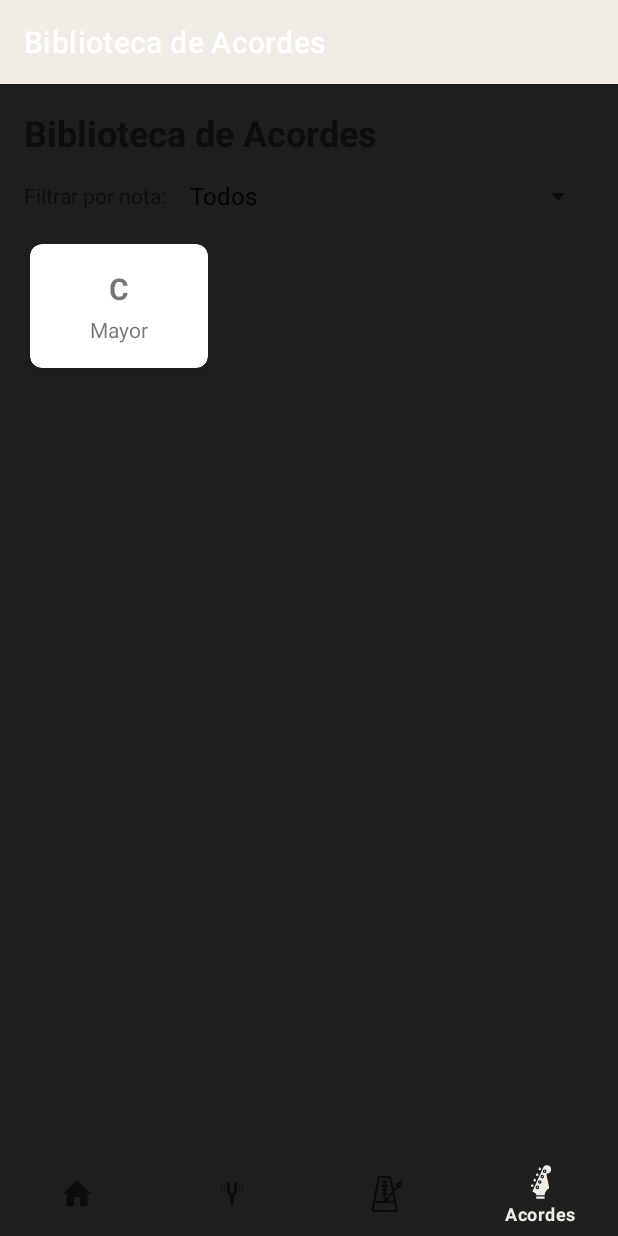
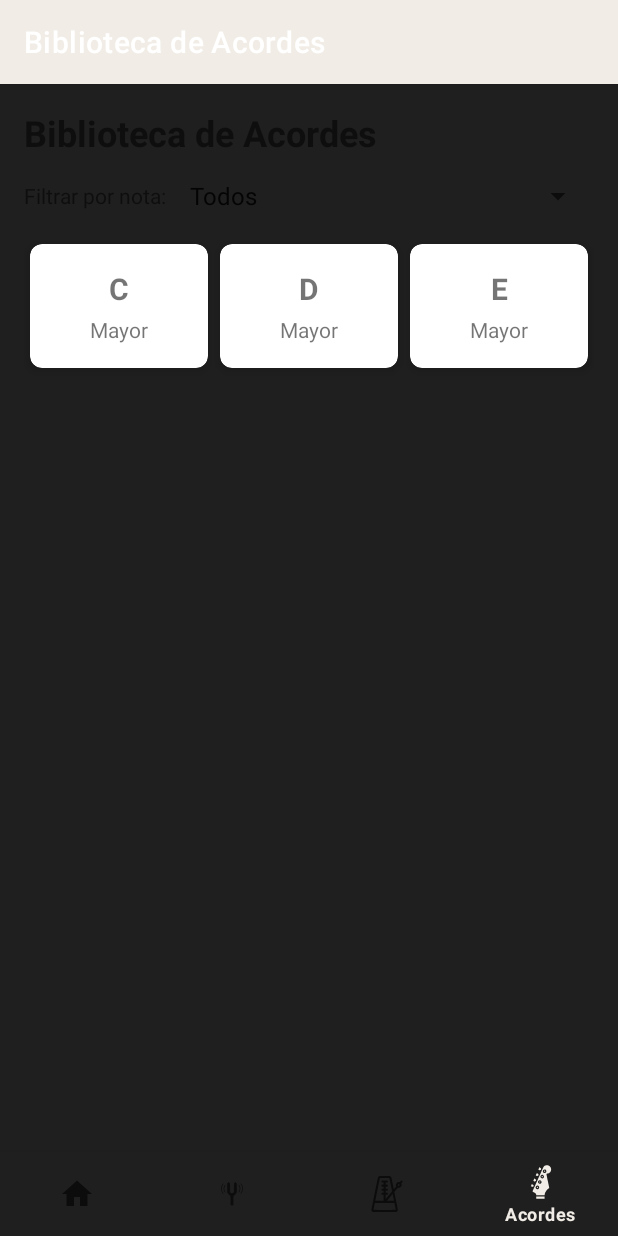
Before and after one commit to emontesadraz/MelodiqAndroid, an Android app: the ChordLibraryFragment screen opened through its navigation route, on a phone screen of 412 x 824 dp. Run offline under Robolectric (Android 15) with nearby library versions, the phone set to English and light mode, and no system bars; our stand-ins replace navigation-ui.

Commit message:
Acordes de Re y de Mi añadidos

```diff
--- a/app/src/main/java/com/example/melodiqandroid/ui/chords/model/ChordRepository.kt
+++ b/app/src/main/java/com/example/melodiqandroid/ui/chords/model/ChordRepository.kt
@@ -28,8 +28,8 @@ class ChordRepository {
     private val mockChords = listOf(
         // Acordes Mayores
         Chord(1, "C", "Do Mayor", ChordType.MAJOR, Note.C, R.drawable.chord_c_major, R.raw.chord_c_major),
-        //Chord(2, "D", "Re Mayor", ChordType.MAJOR, Note.D, R.drawable.chord_d_major, R.raw.chord_d_major),
-        //Chord(3, "E", "Mi Mayor", ChordType.MAJOR, Note.E, R.drawable.chord_e_major, R.raw.chord_e_major),
+        Chord(2, "D", "Re Mayor", ChordType.MAJOR, Note.D, R.drawable.chord_d_major, R.raw.chord_d_major),
+        Chord(3, "E", "Mi Mayor", ChordType.MAJOR, Note.E, R.drawable.chord_e_major, R.raw.chord_e_major),
 
 
         // Acordes Menores
--- a/app/src/main/res/drawable/chord_c_major.xml
+++ b/app/src/main/res/drawable/chord_c_major.xml
@@ -81,26 +81,13 @@
 
             <!-- Círculos vacíos para indicar cuerdas que se tocan abiertas -->
             <path
-                android:strokeColor="@color/icon_color"
+                android:strokeColor="@color/text_color"
                 android:strokeWidth="1.5"
-                android:fillColor="@color/text_color"
+                android:fillColor="@color/ic_melodiq_background"
                 android:pathData="M120,20 m-8,0 a8,8 0 1,0 16,0 a8,8 0 1,0 -16,0"/>
             <path
-                android:strokeColor="@color/icon_color"
+                android:strokeColor="@color/text_color"
                 android:strokeWidth="1.5"
-                android:fillColor="@color/icon_color"
+                android:fillColor="@color/ic_melodiq_background"
                 android:pathData="M160,20 m-8,0 a8,8 0 1,0 16,0 a8,8 0 1,0 -16,0"/>
-
-            <!-- Nombre del acorde -->
-            <path
-                android:fillColor="@color/icon_color"
-                android:pathData="M92,220h16v2h-16z"/>
-            <path
-                android:fillColor="@color/text_color"
-                android:pathData="M100,15
-                                  a10,10 0 0,1 0,20
-                                  a10,10 0 0,1 0,-20z
-                                  M100,17
-                                  a8,8 0 0,0 0,16
-                                  a8,8 0 0,0 0,-16z"/>
         </vector>
--- a/app/src/main/res/drawable/chord_d_major.xml
+++ b/app/src/main/res/drawable/chord_d_major.xml
@@ -7,72 +7,72 @@
 
             <!-- Fondo -->
             <path
-                android:fillColor="#FFFFFF"
+                android:fillColor="@color/ic_melodiq_background"
                 android:pathData="M0,0h200v240h-200z"/>
 
             <!-- Mástil y trastes -->
             <path
-                android:strokeColor="#000000"
+                android:strokeColor="@color/text_color"
                 android:strokeWidth="2"
                 android:pathData="M40,40h120v160h-120z"/>
 
             <!-- Trastes horizontales -->
             <path
-                android:strokeColor="#000000"
+                android:strokeColor="@color/icon_color"
                 android:strokeWidth="1.5"
                 android:pathData="M40,80h120"/>
             <path
-                android:strokeColor="#000000"
+                android:strokeColor="@color/icon_color"
                 android:strokeWidth="1.5"
                 android:pathData="M40,120h120"/>
             <path
-                android:strokeColor="#000000"
+                android:strokeColor="@color/icon_color"
                 android:strokeWidth="1.5"
                 android:pathData="M40,160h120"/>
 
             <!-- Líneas de cuerdas -->
             <path
-                android:strokeColor="#000000"
+                android:strokeColor="@color/icon_color"
                 android:strokeWidth="1"
                 android:pathData="M60,40v160"/>
             <path
-                android:strokeColor="#000000"
+                android:strokeColor="@color/icon_color"
                 android:strokeWidth="1"
                 android:pathData="M80,40v160"/>
             <path
-                android:strokeColor="#000000"
+                android:strokeColor="@color/icon_color"
                 android:strokeWidth="1"
                 android:pathData="M100,40v160"/>
             <path
-                android:strokeColor="#000000"
+                android:strokeColor="@color/icon_color"
                 android:strokeWidth="1"
                 android:pathData="M120,40v160"/>
             <path
-                android:strokeColor="#000000"
+                android:strokeColor="@color/icon_color"
                 android:strokeWidth="1"
                 android:pathData="M140,40v160"/>
 
             <!-- Posiciones de los dedos -->
             <!-- Cuerda 4 (Re) abierta - indicada con círculo vacío -->
             <path
-                android:strokeColor="#000000"
+                android:strokeColor="@color/text_color"
                 android:strokeWidth="1.5"
-                android:fillColor="#FFFFFF"
+                android:fillColor="@color/ic_melodiq_background"
                 android:pathData="M100,20 m-8,0 a8,8 0 1,0 16,0 a8,8 0 1,0 -16,0"/>
 
             <!-- Dedo índice en cuerda 3 (Sol), traste 2 -->
             <path
-                android:fillColor="#000000"
+                android:fillColor="@color/text_color"
                 android:pathData="M120,100 m-8,0 a8,8 0 1,0 16,0 a8,8 0 1,0 -16,0"/>
 
             <!-- Dedo medio en cuerda 2 (Si), traste 3 -->
             <path
-                android:fillColor="#000000"
+                android:fillColor="@color/text_color"
                 android:pathData="M140,140 m-8,0 a8,8 0 1,0 16,0 a8,8 0 1,0 -16,0"/>
 
             <!-- Dedo anular en cuerda 1 (Mi agudo), traste 2 -->
             <path
-                android:fillColor="#000000"
+                android:fillColor="@color/text_color"
                 android:pathData="M160,100 m-8,0 a8,8 0 1,0 16,0 a8,8 0 1,0 -16,0"/>
 
             <!-- Cuerda 6 (Mi) y 5 (La) con X (no se tocan) -->
@@ -92,21 +92,4 @@
                 android:strokeColor="#FF0000"
                 android:strokeWidth="2"
                 android:pathData="M90,30l-20,20"/>
-
-            <!-- Nombre del acorde (reemplaza <text> con <path>) -->
-            <path
-                android:fillColor="#000000"
-                android:pathData="M90,220
-                                  h4
-                                  q6,0 6,-6
-                                  v-10
-                                  q0,-6 -6,-6
-                                  h-4
-                                  v22
-                                  M94,208
-                                  h-1
-                                  v-6
-                                  h1
-                                  q2,0 2,3
-                                  t-2,3Z"/>
         </vector>
--- a/app/src/main/res/drawable/chord_e_major.xml
+++ b/app/src/main/res/drawable/chord_e_major.xml
@@ -6,81 +6,76 @@
             android:viewportHeight="240">
 
             <path
-                android:fillColor="#FFFFFF"
+                android:fillColor="@color/ic_melodiq_background"
                 android:pathData="M0,0h200v240h-200z"/>
 
             <!-- Mástil y trastes -->
             <path
-                android:strokeColor="#000000"
+                android:strokeColor="@color/text_color"
                 android:strokeWidth="2"
                 android:pathData="M40,40h120v160h-120z"/>
 
             <!-- Trastes horizontales -->
             <path
-                android:strokeColor="#000000"
+                android:strokeColor="@color/icon_color"
                 android:strokeWidth="1.5"
                 android:pathData="M40,80h120"/>
             <path
-                android:strokeColor="#000000"
+                android:strokeColor="@color/icon_color"
                 android:strokeWidth="1.5"
                 android:pathData="M40,120h120"/>
             <path
-                android:strokeColor="#000000"
+                android:strokeColor="@color/icon_color"
                 android:strokeWidth="1.5"
                 android:pathData="M40,160h120"/>
 
             <!-- Líneas de cuerdas -->
             <path
-                android:strokeColor="#000000"
+                android:strokeColor="@color/icon_color"
                 android:strokeWidth="1"
                 android:pathData="M60,40v160"/>
             <path
-                android:strokeColor="#000000"
+                android:strokeColor="@color/icon_color"
                 android:strokeWidth="1"
                 android:pathData="M80,40v160"/>
             <path
-                android:strokeColor="#000000"
+                android:strokeColor="@color/icon_color"
                 android:strokeWidth="1"
                 android:pathData="M100,40v160"/>
             <path
-                android:strokeColor="#000000"
+                android:strokeColor="@color/icon_color"
                 android:strokeWidth="1"
                 android:pathData="M120,40v160"/>
             <path
-                android:strokeColor="#000000"
+                android:strokeColor="@color/icon_color"
                 android:strokeWidth="1"
                 android:pathData="M140,40v160"/>
 
             <!-- Dedos - Reemplazando círculos con paths -->
             <path
-                android:fillColor="#000000"
+                android:fillColor="@color/text_color"
                 android:pathData="M80,100 m-8,0 a8,8 0 1,0 16,0 a8,8 0 1,0 -16,0"/> <!-- 5ta cuerda, traste 2 -->
             <path
-                android:fillColor="#000000"
+                android:fillColor="@color/text_color"
                 android:pathData="M100,100 m-8,0 a8,8 0 1,0 16,0 a8,8 0 1,0 -16,0"/> <!-- 4ta cuerda, traste 2 -->
             <path
-                android:fillColor="#000000"
+                android:fillColor="@color/text_color"
                 android:pathData="M120,60 m-8,0 a8,8 0 1,0 16,0 a8,8 0 1,0 -16,0"/> <!-- 3ra cuerda, traste 1 -->
 
             <!-- Cuerdas abiertas - Reemplazando círculos con paths -->
             <path
-                android:strokeColor="#000000"
+                android:strokeColor="@color/text_color"
                 android:strokeWidth="1.5"
-                android:fillColor="#FFFFFF"
+                android:fillColor="@color/ic_melodiq_background"
                 android:pathData="M60,20 m-8,0 a8,8 0 1,0 16,0 a8,8 0 1,0 -16,0"/> <!-- 6ta -->
             <path
-                android:strokeColor="#000000"
+                android:strokeColor="@color/text_color"
                 android:strokeWidth="1.5"
-                android:fillColor="#FFFFFF"
+                android:fillColor="@color/ic_melodiq_background"
                 android:pathData="M140,20 m-8,0 a8,8 0 1,0 16,0 a8,8 0 1,0 -16,0"/> <!-- 2da -->
             <path
-                android:strokeColor="#000000"
+                android:strokeColor="@color/text_color"
                 android:strokeWidth="1.5"
-                android:fillColor="#FFFFFF"
+                android:fillColor="@color/ic_melodiq_background"
                 android:pathData="M160,20 m-8,0 a8,8 0 1,0 16,0 a8,8 0 1,0 -16,0"/> <!-- 1ra -->
-
-            <!-- Texto - Reemplazado con path que dibuja la letra E -->
-            <path
-                android:fillColor="#000000"
-                android:pathData="M90,200h20v3h-17v8h15v3h-15v8h17v3h-20z"/>
         </vector>
```
